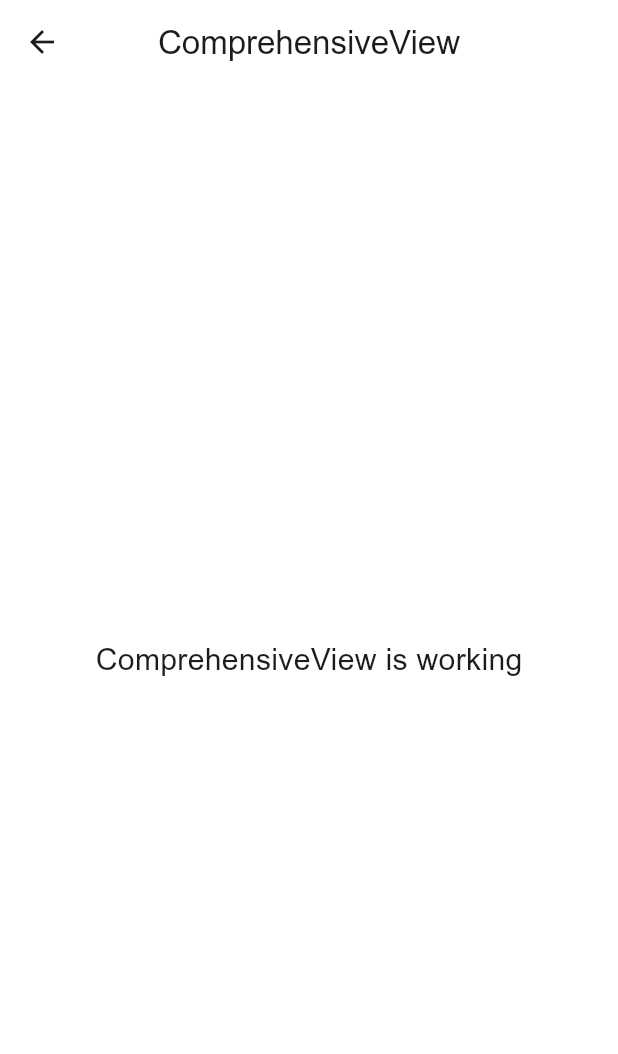
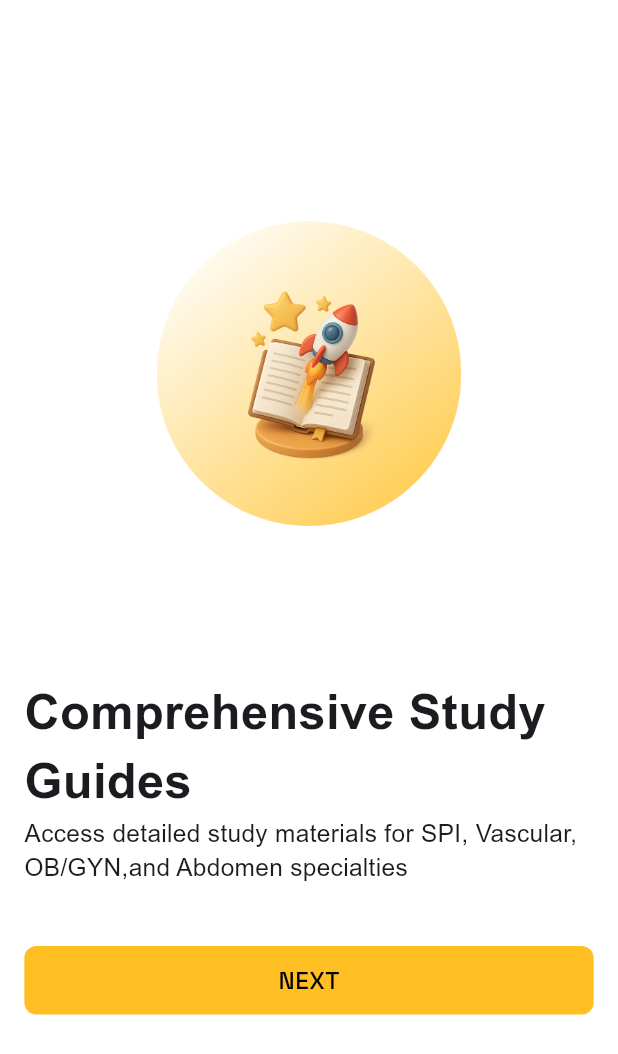
Before and after one commit to flutter-maktech/shomoshotime_app_forntend, a Flutter app: the ComprehensiveView screen opened by its route, on a phone screen of 412 x 824 dp. Shown: the top 1054 px of the screen. Run offline on Flutter 3.47's test engine with Material 3 defaults, Android fonts, the phone set to English and light mode, and no system bars; our stand-ins replace flutter_screenutil, get, pinput.

Commit message:
comprehensive screen complete

```diff
--- a/lib/app/data/image_path.dart
+++ b/lib/app/data/image_path.dart
@@ -6,4 +6,9 @@ class ImagePath {
   static const String profile = '$baseUrl/profile.png';
   static const String notification = '$baseUrl/notification.png';
   static const String googleLogo = '$baseUrl/google_logo.png';
+  static const String comprehensiveStudy = '$baseUrl/comprehensive_study.png';
+  static const String interactive = '$baseUrl/interactive_flashcards.png';
+  static const String practice = '$baseUrl/practice_questions.png';
+  static const String realistic = '$baseUrl/realistic_mock_exams.png';
+
 }
--- a/lib/app/modules/comprehensive/views/comprehensive_view.dart
+++ b/lib/app/modules/comprehensive/views/comprehensive_view.dart
@@ -1,22 +1,51 @@
 import 'package:flutter/material.dart';
+import 'package:flutter_screenutil/flutter_screenutil.dart';
 
 import 'package:get/get.dart';
+import 'package:shomoshotime/app/data/app_text_styles.dart';
+import 'package:shomoshotime/app/data/image_path.dart';
+import 'package:shomoshotime/app/modules/common_widgets/custom_button.dart';
+import 'package:shomoshotime/app/routes/app_pages.dart';
 
 import '../controllers/comprehensive_controller.dart';
 
 class ComprehensiveView extends GetView<ComprehensiveController> {
   const ComprehensiveView({super.key});
+
   @override
   Widget build(BuildContext context) {
     return Scaffold(
-      appBar: AppBar(
-        title: const Text('ComprehensiveView'),
-        centerTitle: true,
-      ),
-      body: const Center(
-        child: Text(
-          'ComprehensiveView is working',
-          style: TextStyle(fontSize: 20),
+      body: Center(
+        child: SafeArea(
+          child: SingleChildScrollView(
+            child: Center(
+              child: Padding(
+                padding: EdgeInsets.symmetric(horizontal: 16.h),
+                child: Column(
+                  children: [
+                    Image.asset(ImagePath.comprehensiveStudy, height: 200.h),
+                    SizedBox(height: 100.h),
+                    Text(
+                      'Comprehensive Study Guides',
+                      style: AppTextStyles.bold32,
+                    ),
+                    Text(
+                      'Access detailed study materials for SPI, Vascular, OB/GYN,and Abdomen specialties',
+                      style: AppTextStyles.regular16,
+                    ),
+                    SizedBox(height: 40.h),
+                    InkWell(
+                      onTap: (){
+                        Get.toNamed(Routes.INTERACTIVE_FLASHCARDS);
+                      },
+
+
+                        child: CustomButton(childText: 'NEXT')),
+                  ],
+                ),
+              ),
+            ),
+          ),
         ),
       ),
     );
--- a/lib/app/routes/app_pages.dart
+++ b/lib/app/routes/app_pages.dart
@@ -10,6 +10,8 @@ import '../modules/forgot_password_2/bindings/forgot_password_2_binding.dart';
 import '../modules/forgot_password_2/views/forgot_password_2_view.dart';
 import '../modules/home/bindings/home_binding.dart';
 import '../modules/home/views/home_view.dart';
+import '../modules/interactive_flashcards/bindings/interactive_flashcards_binding.dart';
+import '../modules/interactive_flashcards/views/interactive_flashcards_view.dart';
 import '../modules/profile/bindings/profile_binding.dart';
 import '../modules/profile/views/profile_view.dart';
 import '../modules/sign_in/bindings/sign_in_binding.dart';
@@ -72,5 +74,10 @@ class AppPages {
       page: () => const ComprehensiveView(),
       binding: ComprehensiveBinding(),
     ),
+    GetPage(
+      name: _Paths.INTERACTIVE_FLASHCARDS,
+      page: () => const InteractiveFlashcardsView(),
+      binding: InteractiveFlashcardsBinding(),
+    ),
   ];
 }
--- a/lib/app/routes/app_routes.dart
+++ b/lib/app/routes/app_routes.dart
@@ -12,6 +12,7 @@ abstract class Routes {
   static const SIGN_UP = _Paths.SIGN_UP;
   static const SIGN_UP_OTP = _Paths.SIGN_UP_OTP;
   static const COMPREHENSIVE = _Paths.COMPREHENSIVE;
+  static const INTERACTIVE_FLASHCARDS = _Paths.INTERACTIVE_FLASHCARDS;
 }
 
 abstract class _Paths {
@@ -25,4 +26,5 @@ abstract class _Paths {
   static const SIGN_UP = '/sign-up';
   static const SIGN_UP_OTP = '/sign-up-otp';
   static const COMPREHENSIVE = '/comprehensive';
+  static const INTERACTIVE_FLASHCARDS = '/interactive-flashcards';
 }
```
Also changed, not shown: lib/app/modules/interactive_flashcards/bindings/interactive_flashcards_binding.dart (added, +12 -0 lines), lib/app/modules/interactive_flashcards/controllers/interactive_flashcards_controller.dart (added, +23 -0 lines), lib/app/modules/interactive_flashcards/views/interactive_flashcards_view.dart (added, +25 -0 lines), assets/images/comprehensive_study.png (added), assets/images/interactive_flashcards.png (added), assets/images/practice_questions.png (added), assets/images/realistic_mock_exams.png (added).
